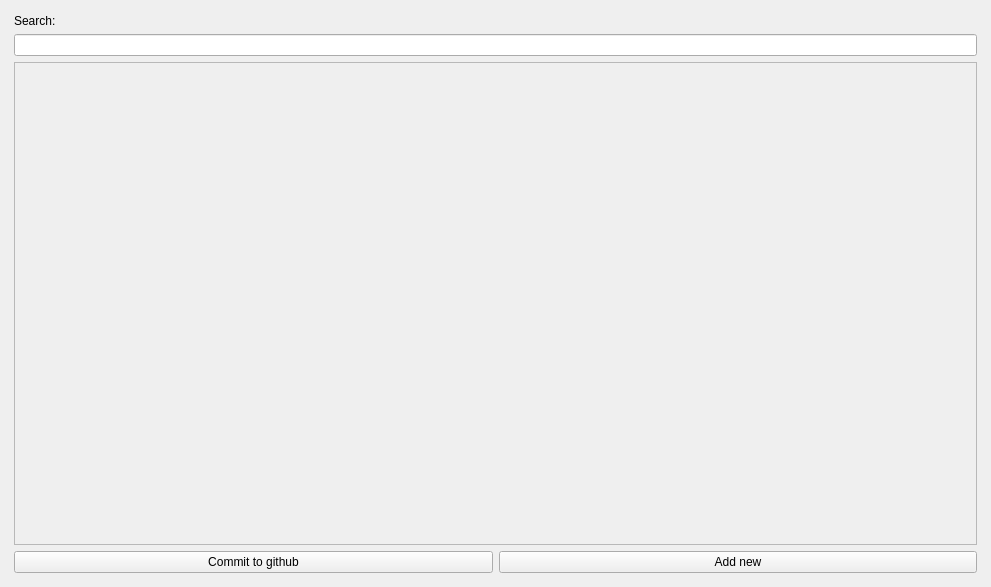
First picture: the form in UI/json_editor.ui, repository TheCodingJsoftware/HBNI-Audio-Stream-Recorder, before the edit.
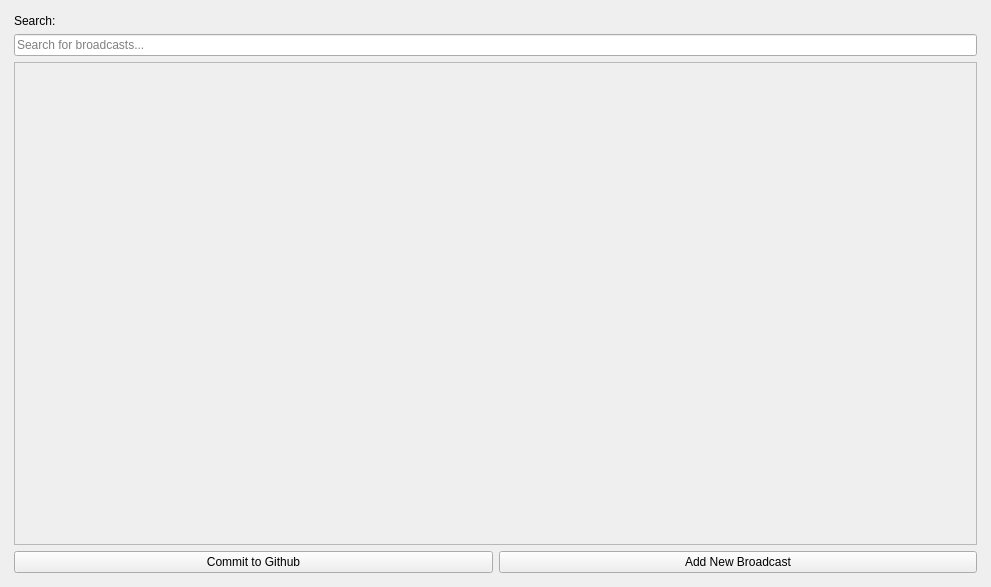
Second picture: the form after the edit.

What changed in the file:
```diff
--- a/UI/json_editor.ui
+++ b/UI/json_editor.ui
@@ -43,7 +43,14 @@
        </widget>
       </item>
       <item>
-       <widget class="QLineEdit" name="inputSearch"/>
+       <widget class="QLineEdit" name="inputSearch">
+        <property name="placeholderText">
+         <string>Search for broadcasts...</string>
+        </property>
+        <property name="clearButtonEnabled">
+         <bool>true</bool>
+        </property>
+       </widget>
       </item>
       <item>
        <widget class="QScrollArea" name="scrollArea">
@@ -72,14 +79,14 @@
         <item>
          <widget class="QPushButton" name="btnPushToGithub">
           <property name="text">
-           <string>Commit to github</string>
+           <string>Commit to Github</string>
           </property>
          </widget>
         </item>
         <item>
          <widget class="QPushButton" name="btnAdd">
           <property name="text">
-           <string>Add new</string>
+           <string>Add New Broadcast</string>
           </property>
          </widget>
         </item>
```
Left out of the diff: 2 changed lines with no effect on the pictures.
